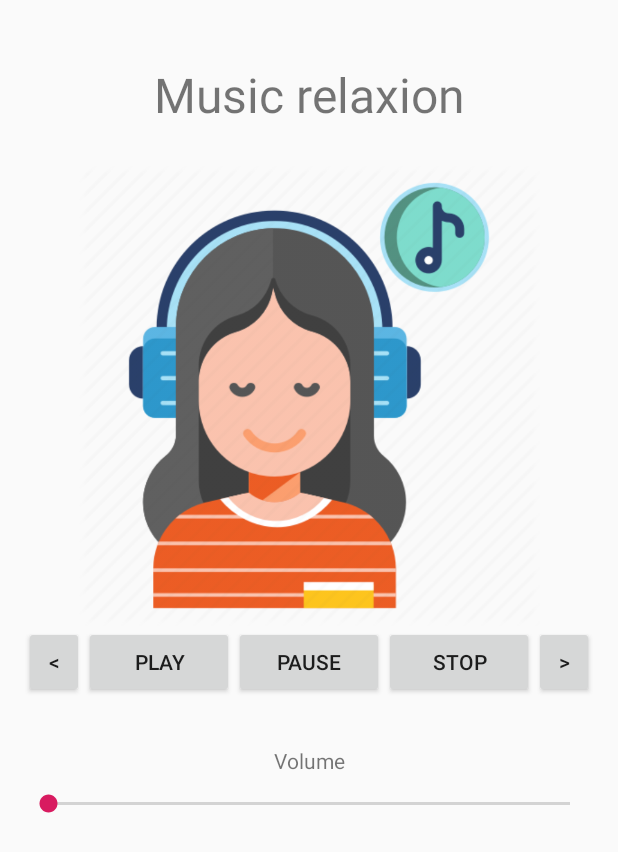
After one commit to Zharkovsky/Antidepression, an Android app: the layout activity_audio.xml on its own in the app's theme, with its tools: preview values and no code run, on a phone screen of 412 x 824 dp. The commit adds this screen. Shown: the top 852 px of the screen. Run offline under Robolectric (Android 15) with nearby library versions, the phone set to English and light mode, and no system bars.

Commit message:
Add music component

```diff
--- /dev/null
+++ b/app/src/main/res/layout/activity_audio.xml
@@ -0,0 +1,87 @@
+<?xml version="1.0" encoding="utf-8"?>
+<androidx.constraintlayout.widget.ConstraintLayout xmlns:android="http://schemas.android.com/apk/res/android"
+    xmlns:app="http://schemas.android.com/apk/res-auto"
+    xmlns:tools="http://schemas.android.com/tools"
+    android:layout_width="match_parent"
+    android:layout_height="match_parent"
+    tools:context=".AudioActivity">
+
+
+    <LinearLayout
+        android:layout_width="match_parent"
+        android:layout_height="match_parent"
+        android:orientation="vertical"
+        android:padding="16dp">
+
+        <TextView
+            android:id="@+id/textView"
+            android:layout_width="match_parent"
+            android:layout_height="wrap_content"
+            android:layout_marginTop="25dp"
+            android:layout_marginBottom="25dp"
+            android:gravity="center_vertical|right"
+            android:text="Music relaxion"
+            android:textAlignment="center"
+            android:textSize="32dp" />
+
+        <ImageView
+            android:id="@+id/imageView4"
+            android:layout_width="match_parent"
+            android:layout_height="307dp"
+            app:srcCompat="@drawable/music" />
+
+        <LinearLayout
+            android:layout_width="match_parent"
+            android:layout_height="wrap_content">
+            <Button
+                android:id="@+id/previous"
+                android:layout_width="40dp"
+                android:layout_height="wrap_content"
+                android:text="@string/backarrow"
+                android:onClick="previous"/>
+            <Button
+                android:id="@+id/start"
+                android:layout_width="0dp"
+                android:layout_height="wrap_content"
+                android:layout_weight="1"
+                android:text="Play"
+                android:onClick="play"/>
+            <Button
+                android:id="@+id/pause"
+                android:layout_width="0dp"
+                android:layout_height="wrap_content"
+                android:layout_weight="1"
+                android:text="Pause"
+                android:onClick="pause"/>
+            <Button
+                android:id="@+id/stop"
+                android:layout_width="0dp"
+                android:layout_height="wrap_content"
+                android:layout_weight="1"
+                android:text="Stop"
+                android:onClick="stop"/>
+            <Button
+                android:id="@+id/next"
+                android:layout_width="40dp"
+                android:layout_height="wrap_content"
+                android:text=">"
+                android:onClick="next"/>
+        </LinearLayout>
+
+        <TextView
+            android:id="@+id/textView2"
+            android:layout_width="match_parent"
+            android:layout_height="wrap_content"
+            android:textAlignment="center"
+            android:text="Volume" android:layout_marginTop="32dp"/>
+
+        <SeekBar
+            android:id="@+id/volumeControl"
+            android:layout_width="match_parent"
+            android:layout_height="wrap_content"
+            android:layout_marginTop="10dp"/>
+
+
+    </LinearLayout>
+
+</androidx.constraintlayout.widget.ConstraintLayout>
--- a/app/src/main/res/values/strings.xml
+++ b/app/src/main/res/values/strings.xml
@@ -1,3 +1,4 @@
 <resources>
     <string name="app_name">Antidepression</string>
+    <string name="backarrow"><![CDATA[<]]></string>
 </resources>
```
Also changed, not shown: app/src/main/java/com/example/antidepression/AudioActivity.java (+139 -0 lines), app/src/main/res/drawable/music.png (added).
